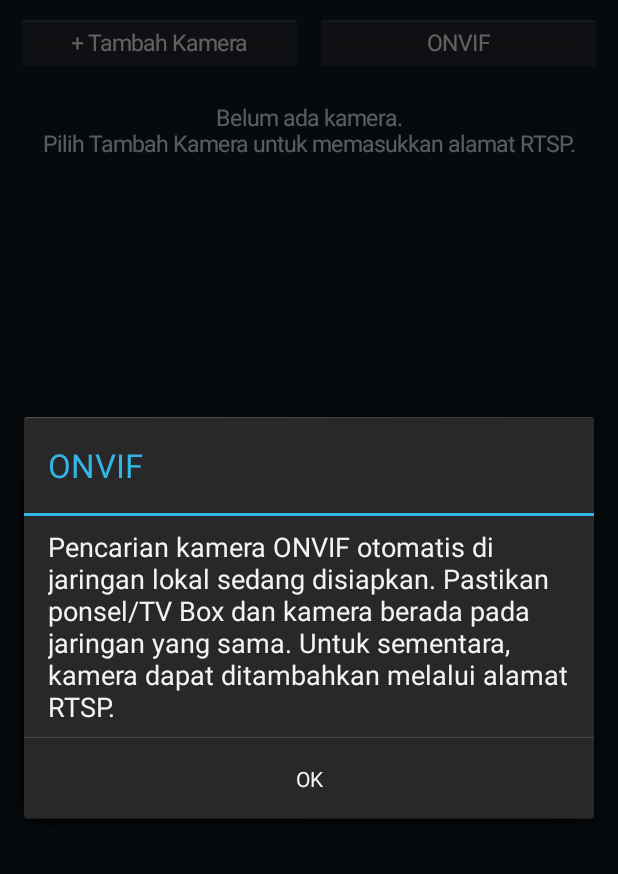
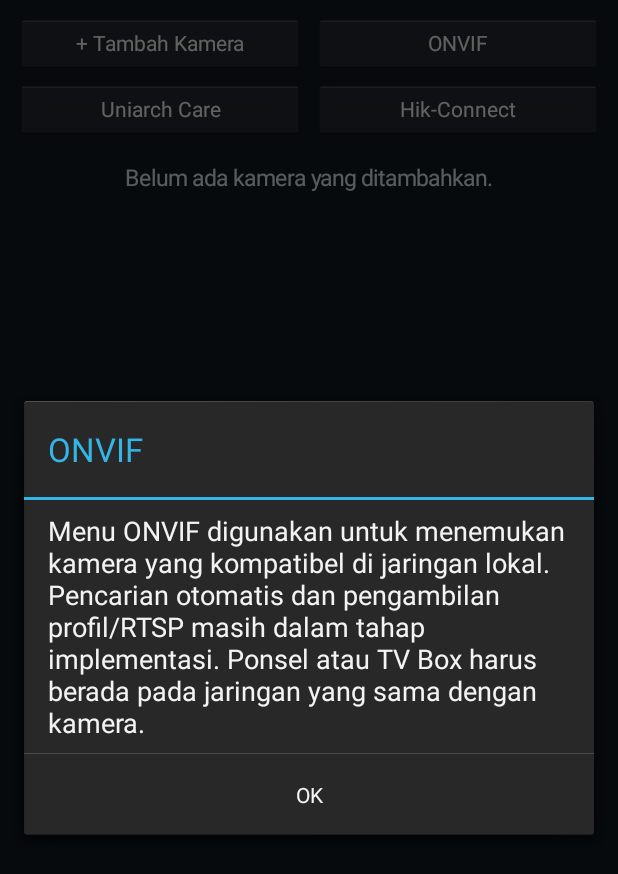
Before and after one commit to untuksrt5git/cctvall, an Android app: the screen it shows after launch (MainActivity), after a tap on "ONVIF", on a phone screen of 412 x 824 dp. Shown: the top 874 px of the screen. Run offline under Robolectric (Android 15) with nearby library versions, the phone set to English and light mode, and no system bars; libraries missing offline, so code that uses them is left out: com.google.android.exoplayer2.

Commit message:
Add Uniarch and Hik-Connect entry points

```diff
--- a/app/src/main/java/id/cctvall/app/MainActivity.kt
+++ b/app/src/main/java/id/cctvall/app/MainActivity.kt
@@ -27,30 +27,28 @@ class MainActivity : Activity() {
             setBackgroundColor(0xFF101820.toInt())
         }
 
-        val actions = LinearLayout(this).apply {
-            orientation = LinearLayout.HORIZONTAL
-            gravity = Gravity.CENTER
-        }
-        val add = Button(this).apply {
-            text = "+ Tambah Kamera"
-            textSize = 15f
-            setOnClickListener { showAddCamera() }
-        }
-        val discover = Button(this).apply {
-            text = "ONVIF"
-            textSize = 15f
-            setOnClickListener { showOnvifInfo() }
-        }
-        actions.addView(add, LinearLayout.LayoutParams(0, 58, 1f).apply { rightMargin = 6 })
-        actions.addView(discover, LinearLayout.LayoutParams(0, 58, 1f).apply { leftMargin = 6 })
-        root.addView(actions, LinearLayout.LayoutParams(-1, -2))
+        // Four entry points: manual RTSP, local ONVIF, and vendor cloud integrations.
+        val firstRow = LinearLayout(this).apply { orientation = LinearLayout.HORIZONTAL }
+        val secondRow = LinearLayout(this).apply { orientation = LinearLayout.HORIZONTAL }
+
+        firstRow.addView(menuButton("+ Tambah Kamera") { showAddCamera() },
+            LinearLayout.LayoutParams(0, 58, 1f).apply { rightMargin = 5 })
+        firstRow.addView(menuButton("ONVIF") { showOnvifInfo() },
+            LinearLayout.LayoutParams(0, 58, 1f).apply { leftMargin = 5 })
+        secondRow.addView(menuButton("Uniarch Care") { showUniarchInfo() },
+            LinearLayout.LayoutParams(0, 58, 1f).apply { rightMargin = 5 })
+        secondRow.addView(menuButton("Hik-Connect") { showHikConnectInfo() },
+            LinearLayout.LayoutParams(0, 58, 1f).apply { leftMargin = 5 })
+
+        root.addView(firstRow, LinearLayout.LayoutParams(-1, -2))
+        root.addView(secondRow, LinearLayout.LayoutParams(-1, -2).apply { topMargin = 8 })
 
         empty = TextView(this).apply {
-            text = "Belum ada kamera.\nPilih Tambah Kamera untuk memasukkan alamat RTSP."
+            text = "Belum ada kamera yang ditambahkan."
             textSize = 15f
             setTextColor(0xFFE0E6EA.toInt())
             gravity = Gravity.CENTER
-            setPadding(12, 30, 12, 30)
+            setPadding(12, 24, 12, 24)
         }
         root.addView(empty, LinearLayout.LayoutParams(-1, -2))
 
@@ -60,11 +58,36 @@ class MainActivity : Activity() {
         loadCameras()
     }
 
+    private fun menuButton(label: String, action: () -> Unit): Button {
+        return Button(this).apply {
+            text = label
+            textSize = 14f
+            isAllCaps = false
+            setOnClickListener { action() }
+        }
+    }
+
     private fun showOnvifInfo() {
         AlertDialog.Builder(this)
             .setTitle("ONVIF")
-            .setMessage("Pencarian kamera ONVIF otomatis di jaringan lokal sedang disiapkan. Pastikan ponsel/TV Box dan kamera berada pada jaringan yang sama. Untuk sementara, kamera dapat ditambahkan melalui alamat RTSP.")
+            .setMessage("Menu ONVIF digunakan untuk menemukan kamera yang kompatibel di jaringan lokal. Pencarian otomatis dan pengambilan profil/RTSP masih dalam tahap implementasi. Ponsel atau TV Box harus berada pada jaringan yang sama dengan kamera.")
             .setPositiveButton("OK", null)
+            .show()
+    }
+
+    private fun showUniarchInfo() {
+        AlertDialog.Builder(this)
+            .setTitle("Uniarch Care")
+            .setMessage("Menu Uniarch disediakan untuk integrasi akun Uniarch Care. Koneksi cloud langsung belum aktif pada versi ini. Uniview menyediakan jalur integrasi API/SDK melalui platform pengembang Unisee; akses dan dokumentasi integrasi perlu disiapkan sebelum akun dan daftar kamera dapat disambungkan dengan aman. Jangan masukkan kata sandi akun di sini dulu.")
+            .setPositiveButton("Mengerti", null)
+            .show()
+    }
+
+    private fun showHikConnectInfo() {
+        AlertDialog.Builder(this)
+            .setTitle("Hik-Connect")
+            .setMessage("Menu Hik-Connect disediakan untuk perangkat yang dibagikan kepada akun Anda. Koneksi langsung belum aktif pada versi ini. API resmi Hikvision memerlukan pendaftaran partner/TPP dan API key. Dukungan membaca perangkat share milik akun penerima seperti akun Anda juga harus dikonfirmasi terlebih dahulu. Jangan masukkan kata sandi Hik-Connect di sini dulu.")
+            .setPositiveButton("Mengerti", null)
             .show()
     }
 
@@ -105,7 +128,7 @@ class MainActivity : Activity() {
                 setPadding(8, 4, 8, 4)
             }
             val label = TextView(this).apply {
-                text = camera.name + "\n" + camera.url
+                text = camera.name + "\\n" + camera.url
                 textSize = 14f
                 setTextColor(0xFFFFFFFF.toInt())
             }
@@ -145,8 +168,8 @@ class MainActivity : Activity() {
     }
 
     private fun saveCameras() {
-        val encoded = cameras.joinToString("\n") {
-            android.util.Base64.encodeToString((it.name + "\u0000" + it.url).toByteArray(), android.util.Base64.NO_WRAP)
+        val encoded = cameras.joinToString("\\n") {
+            android.util.Base64.encodeToString((it.name + "\\u0000" + it.url).toByteArray(), android.util.Base64.NO_WRAP)
         }
         getSharedPreferences("camera_list", MODE_PRIVATE).edit().putString("items", encoded).apply()
     }
@@ -156,7 +179,7 @@ class MainActivity : Activity() {
         encoded.lines().filter { it.isNotBlank() }.forEach {
             runCatching {
                 val decoded = String(android.util.Base64.decode(it, android.util.Base64.NO_WRAP))
-                val parts = decoded.split("\u0000", limit = 2)
+                val parts = decoded.split("\\u0000", limit = 2)
                 if (parts.size == 2) cameras.add(CameraEntry(parts[0], parts[1]))
             }
         }
```
